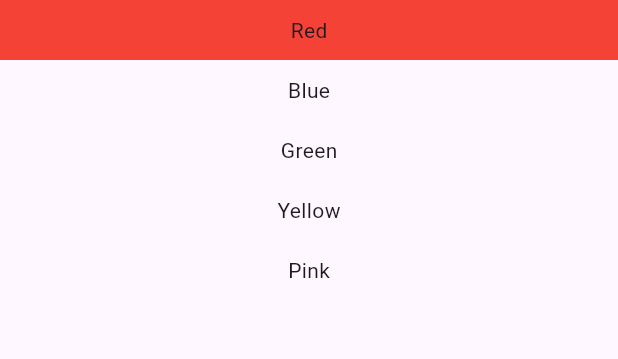
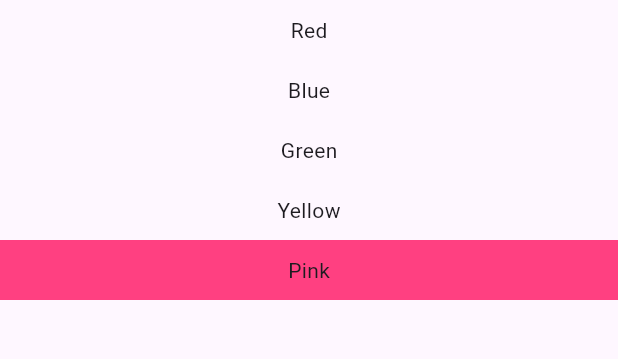
Before and after one commit to taweewong/Flutter-Riverpod, a Flutter app: the screen it shows after launch, on a phone screen of 412 x 824 dp, the part 84-443 px from its top. Run offline on Flutter 3.47's test engine with Material 3 defaults, Android fonts, the phone set to English and light mode, and no system bars; our stand-ins replace flutter_riverpod, riverpod_annotation; generated files the repository leaves out were written again.

Commit message:
Add example of generated provider

```diff
--- /dev/null
+++ b/lib/3_generated_simple_provider/test_generation.dart
@@ -0,0 +1,48 @@
+import 'package:flutter/material.dart';
+import 'package:flutter_riverpod/flutter_riverpod.dart';
+import 'package:flutter_riverpod_learning/3_generated_simple_provider/test_generation_provider.dart';
+
+class TestGeneratedConsumerPage extends ConsumerStatefulWidget {
+  const TestGeneratedConsumerPage({super.key});
+
+  @override
+  ConsumerState<TestGeneratedConsumerPage> createState() => _TestGeneratedConsumerState();
+}
+
+class _TestGeneratedConsumerState extends ConsumerState<TestGeneratedConsumerPage> {
+  @override
+  Widget build(BuildContext context) {
+    List<String> itemList = ref.watch(itemGeneratedProvider);
+    String redItem = ref.watch(pinkItemGeneratedProvider).first;
+
+    return Scaffold(
+      appBar: AppBar(
+        title: Text("Stateless Consumer Widget"),
+        backgroundColor: Theme.of(context).colorScheme.inversePrimary,
+      ),
+      body: ListView.builder(
+          itemCount: itemList.length,
+          itemBuilder: (context, index) {
+            String item = itemList[index];
+            BoxDecoration? decoration;
+
+            if (item == redItem) {
+              decoration = BoxDecoration(
+                  color: Colors.pinkAccent
+              );
+            }
+
+            return Container(
+              padding: EdgeInsets.all(10),
+              alignment: Alignment.center,
+              decoration: decoration,
+              child: Text(
+                itemList[index],
+                style: Theme.of(context).textTheme.bodyMedium,
+              ),
+            );
+          }
+      ),
+    );
+  }
+}
--- /dev/null
+++ b/lib/3_generated_simple_provider/test_generation_provider.dart
@@ -0,0 +1,22 @@
+import 'package:riverpod_annotation/riverpod_annotation.dart';
+
+part 'test_generation_provider.g.dart';
+
+const itemList = [
+  "Red",
+  "Blue",
+  "Green",
+  "Yellow",
+  "Pink",
+];
+
+// Create generated provider
+@riverpod
+List<String> itemGenerated(ref) {
+  return itemList;
+}
+
+@riverpod
+List<String> pinkItemGenerated(ref) {
+  return itemList.where((p) => p.contains("Pink")).toList();
+}
--- a/lib/main.dart
+++ b/lib/main.dart
@@ -3,6 +3,7 @@ import 'package:flutter_riverpod/flutter_riverpod.dart';
 
 import '1_stateless_consumer/stateless_consumer.dart';
 import '2_stateful_consumer/stateful_consumer.dart';
+import '3_generated_simple_provider/test_generation.dart';
 
 void main() {
   runApp(ProviderScope(child: const MyApp()));
@@ -19,7 +20,8 @@ class MyApp extends StatelessWidget {
         colorScheme: ColorScheme.fromSeed(seedColor: Colors.deepPurple),
       ),
       // home: const StatelessConsumerPage(),
-      home: const StatefulConsumerPage(),
+      // home: const StatefulConsumerPage(),
+      home: const TestGeneratedConsumerPage(),
     );
   }
 }
```
Also changed, not shown: lib/3_generated_simple_provider/test_generation_provider.g.dart (added).
